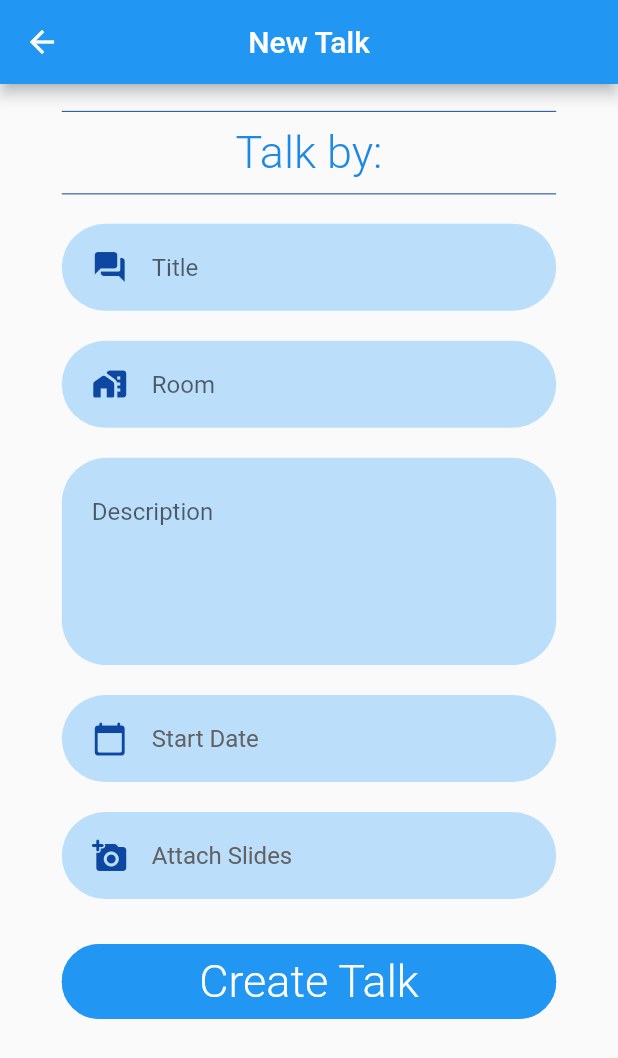
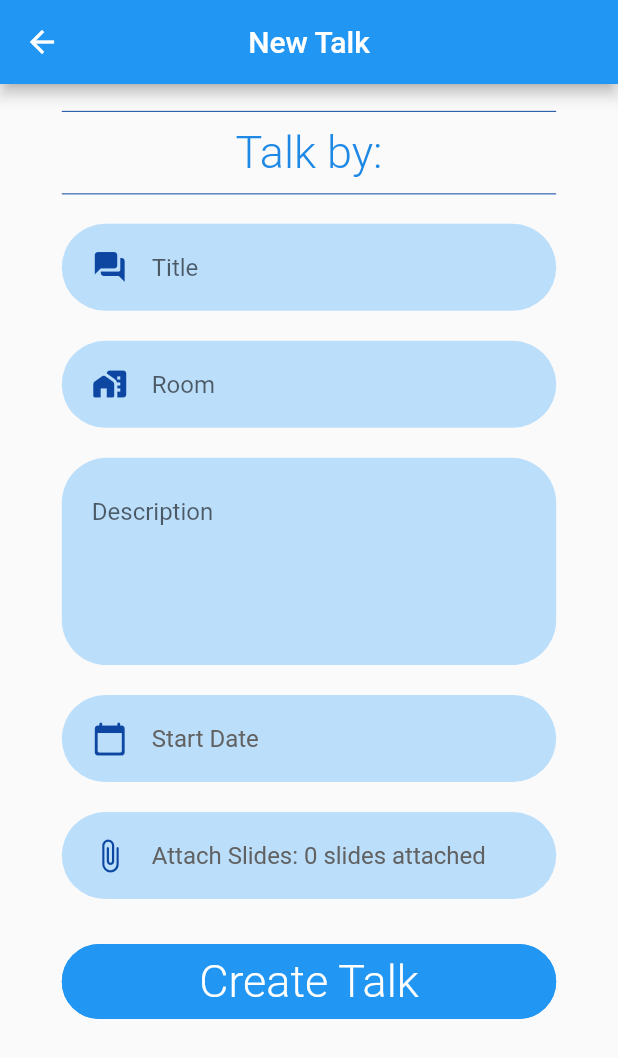
Before and after one commit to FEUP-ESOF-2020-21/open-cx-t1g1-ploggers, a Flutter app: the AddTalkPage screen opened directly with empty values, on a phone screen of 412 x 824 dp. Shown: the top 1058 px of the screen. Run offline on Flutter 3.47's test engine with Material 2 defaults, Android fonts, the phone set to English and light mode, and no system bars; our stand-ins replace cloud_firestore, curved_navigation_bar, firebase_auth, firebase_core, firebase_storage, flutter_datetime_picker; missing offline and left inert: multi_image_picker; accounts and stored records are empty.

Commit message:
More progress

```diff
--- a/src/asquestions/lib/controller/CloudFirestoreController.dart
+++ b/src/asquestions/lib/controller/CloudFirestoreController.dart
@@ -4,9 +4,13 @@ import 'package:asquestions/model/User.dart';
 import 'package:asquestions/model/Question.dart';
 import 'package:asquestions/model/Talk.dart';
 import 'package:asquestions/model/Slide.dart';
+import 'package:multi_image_picker/multi_image_picker.dart';
+import 'StorageController.dart';
 
 class CloudFirestoreController {
   static final FirebaseFirestore firestore = FirebaseFirestore.instance;
+  static final StorageController storage = new StorageController();
+
   static User _currentUser;
   static String _currentUserEmail;
   static bool _needAuth = false;
@@ -262,4 +266,24 @@ class CloudFirestoreController {
 
     return hostRef.id == user.reference.id;
   }
+
+
+  void addTalk(String title, String room, String description, User moderator, DateTime startDate){
+    firestore.collection("talks").add({
+      "description": description,
+      "title": title,
+      "host": _currentUser.reference,
+      "moderator": moderator.reference,
+      "room": room,
+      "startDate": Timestamp.fromDate(DateTime.now())
+    });
+  }
+
+/*
+  Future<void> addSlidesFromImagePicker(List<Asset> images, DocumentReference reference) async {
+    for (Asset image in images){
+      image.
+    }
+  }
+  */
 }
--- /dev/null
+++ b/src/asquestions/lib/controller/StorageController.dart
@@ -0,0 +1,16 @@
+import 'dart:io';
+import 'package:firebase_storage/firebase_storage.dart';
+
+class StorageController {
+  final storage = FirebaseStorage.instance;
+
+  Future<String> getImgURL(String path) async {
+    return await storage.ref(path).getDownloadURL();
+  }
+
+  Future<String> uploadFile(File image, String filename) async {
+    TaskSnapshot task = await storage.ref().child(filename).putFile(image);
+
+    return task.ref.getDownloadURL();
+  }
+}
--- a/src/asquestions/lib/main.dart
+++ b/src/asquestions/lib/main.dart
@@ -1,11 +1,9 @@
 import 'package:asquestions/controller/CloudFirestoreController.dart';
-import 'package:asquestions/view/pages/HomePage.dart';
 import 'package:asquestions/view/pages/InitialPage.dart';
 import 'package:firebase_auth/firebase_auth.dart';
 import 'package:firebase_core/firebase_core.dart';
 import 'package:flutter/material.dart';
 import 'package:asquestions/view/controller/NavigatorPage.dart';
-import 'package:asquestions/view/pages/LoginPage.dart';
 import 'package:provider/provider.dart';
 import 'controller/Authenticator.dart';
 
--- a/src/asquestions/lib/model/Slide.dart
+++ b/src/asquestions/lib/model/Slide.dart
@@ -2,9 +2,11 @@ import 'package:cloud_firestore/cloud_firestore.dart';
 
 class Slide {
   int number;
-  String imageName;
+  String url;
   DocumentReference talk;
   DocumentReference reference;
 
-  Slide(this.number, this.imageName, this.talk, this.reference);
+  Slide(this.number, this.url, this.talk, this.reference);
+
+  Slide.fromNew(this.number, this.url, this.talk);
 }
--- a/src/asquestions/lib/view/pages/AddQuestionPage.dart
+++ b/src/asquestions/lib/view/pages/AddQuestionPage.dart
@@ -250,7 +250,7 @@ class _SlideCardState extends State<SlideCard> {
   @override
   Widget build(BuildContext context) {
     Widget slideWidget = Stack(children: [
-      Image.asset("assets/" + widget.slide.imageName,
+      Image.asset("assets/" + widget.slide.url,
           width: MediaQuery.of(context).size.width - 90, height: 200),
       Container(
           margin: const EdgeInsets.all(5),
--- a/src/asquestions/lib/view/pages/AddTalkPage.dart
+++ b/src/asquestions/lib/view/pages/AddTalkPage.dart
@@ -19,16 +19,24 @@ class _AddTalkPageState extends State<AddTalkPage> {
   TextEditingController _description = TextEditingController();
   DateTime _startDate;
   String _dateSelector = "Start Date";
-  List<Asset> _images;
+  List<Asset> _images = [];
+  String _imagesString = "0";
 
-  Future getImages() async{
-    await MultiImagePicker.pickImages(maxImages: 100).then((images){
+  Future getImages() async {
+    await MultiImagePicker.pickImages(maxImages: 100,
+    materialOptions: MaterialOptions(
+      actionBarColor: "#2296f3",
+      actionBarTitle: "Attach Slides",
+      allViewTitle: "Attach Slides",
+      useDetailsView: false,
+      selectCircleStrokeColor: "#2296f3",
+    )).then((images) {
       setState(() {
         _images = images;
+        _imagesString = images.length.toString();
       });
     });
   }
-
 
   @override
   Widget build(BuildContext context) {
@@ -160,11 +168,18 @@ class _AddTalkPageState extends State<AddTalkPage> {
                     child: TextFieldContainer(
                         child: Row(
                       children: [
-                            Icon(Icons.add_a_photo_rounded,
+                        Icon(Icons.attach_file_rounded,
                             color: Colors.blue[900]),
                         FlatButton(
                             onPressed: getImages,
-                                child: Text("Attach Slides", style: TextStyle(color: Colors.grey.shade700,fontWeight: FontWeight.w400,fontSize: 16),
+                            child: Text(
+                              "Attach Slides: " +
+                                  _imagesString +
+                                  " slides attached",
+                              style: TextStyle(
+                                  color: Colors.grey.shade700,
+                                  fontWeight: FontWeight.w400,
+                                  fontSize: 16),
                             )),
                       ],
                     )),
@@ -181,7 +196,8 @@ class _AddTalkPageState extends State<AddTalkPage> {
                           room: _room,
                           description: _description,
                           startDate: _startDate,
-                          firestore: widget._firestore))
+                          firestore: widget._firestore,
+                          slides: _images))
                 ]))
           ],
         )));
@@ -191,13 +207,17 @@ class _AddTalkPageState extends State<AddTalkPage> {
 class Button extends StatelessWidget {
   final CloudFirestoreController firestore;
   final TextEditingController title, room, description;
+  final List<Asset> slides;
   DateTime startDate;
-  Button(
-      {this.title,
+  Button({
+    this.title,
     this.room,
     this.description,
     this.startDate,
-      this.firestore});
+    this.firestore,
+    this.slides,
+  });
+
 
   @override
   Widget build(BuildContext context) {
--- a/src/asquestions/lib/view/pages/QuestionPage.dart
+++ b/src/asquestions/lib/view/pages/QuestionPage.dart
@@ -289,7 +289,7 @@ class _QuestionPageState extends State<QuestionPage> {
                 padding: const EdgeInsets.only(top: 10.0, bottom: 10.0),
                 child: Image(
                     image:
-                        AssetImage('assets/' + question.slides[0].imageName)),
+                        AssetImage('assets/' + question.slides[0].url)),
               ),
               Padding(
                 padding:
```
Lines whose indentation alone changed are shown as unchanged.
